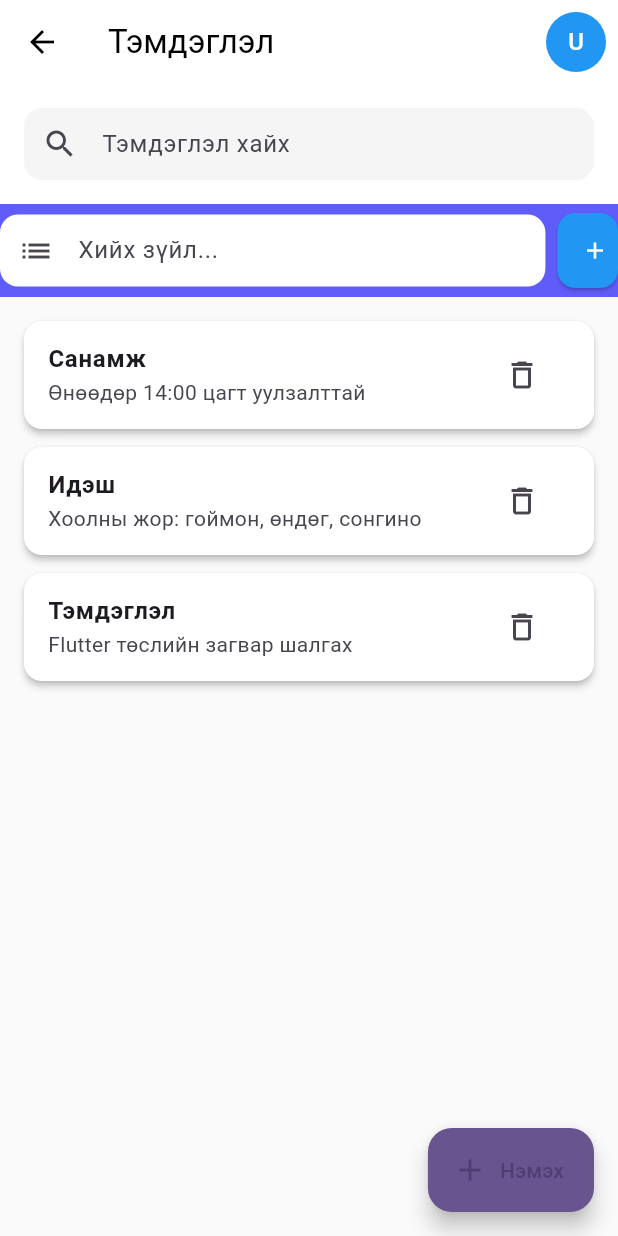
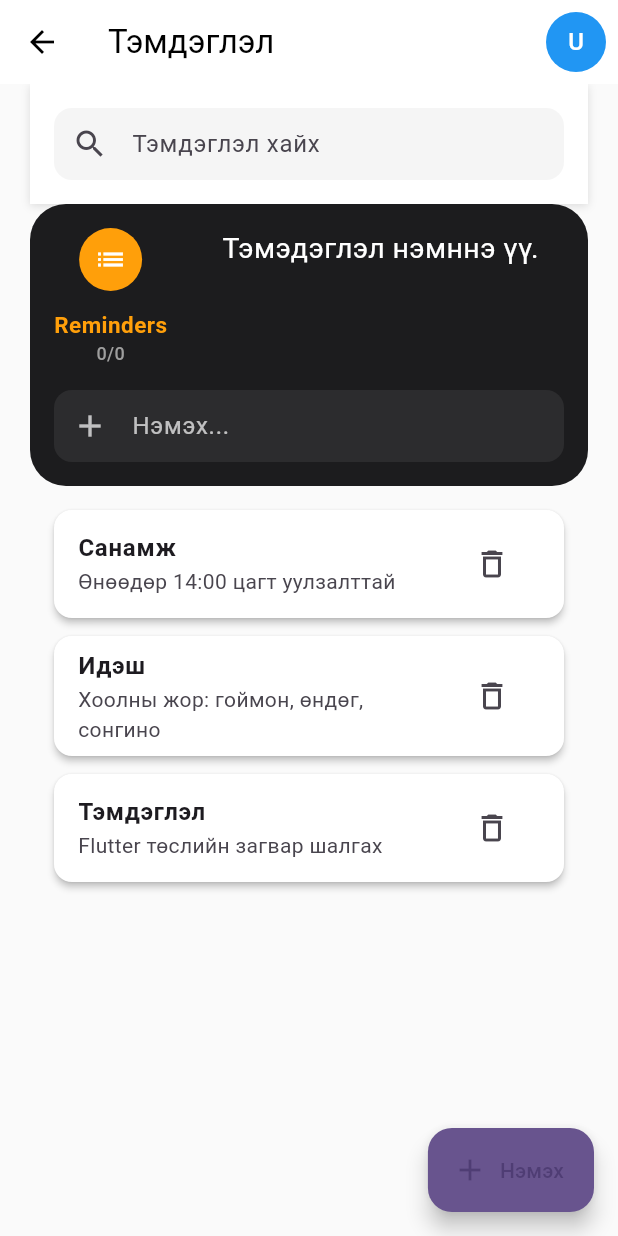
Before and after one commit to B221940039/note_app, a Flutter app: the HomeScreen screen opened by its route, on a phone screen of 412 x 824 dp. Run offline on Flutter 3.47's test engine with Material 3 defaults, Android fonts, the phone set to English and light mode, and no system bars.

Commit message:
todo widget update

```diff
--- a/lib/screens/home.dart
+++ b/lib/screens/home.dart
@@ -156,6 +156,7 @@ class _HomeScreenState extends State<HomeScreen> {
         ],
       ),
       body: SafeArea(
+        child: Padding(padding: EdgeInsetsGeometry.only(left: 20, right: 20),
           child: _isLoading
               ? const Center(child: CircularProgressIndicator())
               : SingleChildScrollView(
@@ -291,6 +292,8 @@ class _HomeScreenState extends State<HomeScreen> {
             ),
           ),
         ),
+        ),
+
 
       // ➕ Floating Action Button
       floatingActionButton: FloatingActionButton.extended(
--- a/lib/widgets/todo.dart
+++ b/lib/widgets/todo.dart
@@ -21,98 +21,156 @@ class ToDoListSection extends StatefulWidget {
 class _ToDoListSectionState extends State<ToDoListSection> {
   @override
   Widget build(BuildContext context) {
+    // Calculate checked count
+    final checkedCount = widget.checkedLists.where((item) => item['value'] == true).length;
+    final totalCount = widget.checkedLists.length;
+
     return Container(
-      color: const Color(0xFF605CF9),
+      width: 360,
+      padding: const EdgeInsets.all(16),
+      decoration: BoxDecoration(
+        color: const Color(0xFF1C1C1E), // dark background like iOS widget
+        borderRadius: BorderRadius.circular(24),
+      ),
+      child: Column(
+          crossAxisAlignment: CrossAxisAlignment.start,
+          children: [
+            // 🔶 Header section (Icon + Number + Label on left, items on right)
+            Row(
+              crossAxisAlignment: CrossAxisAlignment.start,
+              children: [
+                // Left side: Icon, Number, Label
+                Column(
+                  mainAxisSize: MainAxisSize.min,
+                  crossAxisAlignment: CrossAxisAlignment.center,
+                  children: [
+                    // 🟠 Circular icon background
+                    Container(
+                      padding: const EdgeInsets.all(10),
+                      decoration: const BoxDecoration(
+                        color: Color(0xFFFF9F0A), // iOS orange
+                        shape: BoxShape.circle,
+                      ),
+                      child: const Icon(
+                        Icons.list,
+                        color: Colors.white,
+                        size: 22,
+                      ),
+                    ),
+                    const SizedBox(height: 8),
 
-      child: Column(
+                    const SizedBox(height: 4),
+
+                    // 🟠 Label text with counter
+                    Text(
+                      "Reminders",
+                      style: const TextStyle(
+                        color: Color(0xFFFF9F0A),
+                        fontSize: 15,
+                        fontWeight: FontWeight.w600,
+                        letterSpacing: 0.3,
+                      ),
+                    ),
+                    Text(
+                      "$checkedCount/$totalCount",
+                      style: TextStyle(
+                        color: Colors.grey[500],
+                        fontSize: 12,
+                        fontWeight: FontWeight.w500,
+                      ),
+                    ),
+                  ],
+                ),
+
+                const SizedBox(width: 20),
+
+                // Right side: Todo list items
+                Expanded(
+                    child: totalCount == 0 ? Center(child: Text("Тэмэдэглэл нэмннэ үү.", style: TextStyle(color: Colors.white, fontSize: 19),)) :
+
+                   Column(
                     children: [
-          // ✅ Existing checklist items
                       ...widget.checkedLists.asMap().entries.map((entry) {
                       final index = entry.key;
                       final checkedItem = entry.value;
 
-            return Container(
-              margin: const EdgeInsets.symmetric(vertical: 6),
-              decoration: BoxDecoration(
-                color: Colors.blue[50],
-                borderRadius: BorderRadius.circular(12),
+                      return Padding(
+                        padding: const EdgeInsets.symmetric(vertical: 4),
+                        child: Row(
+                          children: [
+                            // Circle indicator
+                            GestureDetector(
+                              onTap: () =>
+                                  widget.onToggleItem(index, !(checkedItem['value'])),
+                              child: Icon(
+                                checkedItem['value']
+                                    ? Icons.radio_button_checked
+                                    : Icons.radio_button_unchecked,
+                                color: checkedItem['value']
+                                    ? const Color(0xFFFF9F0A)
+                                    : Colors.grey[400],
                               ),
-              child: CheckboxListTile(
-                title: Text(
+                            ),
+                            const SizedBox(width: 12),
+                            // Task title
+                            Expanded(
+                              child: Text(
                                 checkedItem['title'],
-                  style: const TextStyle(fontWeight: FontWeight.w500),
+                                maxLines: 1,
+                                overflow: TextOverflow.ellipsis,
+                                style: TextStyle(
+                                  color: checkedItem['value']
+                                      ? Colors.grey
+                                      : Colors.white,
+                                  fontWeight: FontWeight.w500,
+                                  decoration: checkedItem['value']
+                                      ? TextDecoration.lineThrough
+                                      : TextDecoration.none,
                                 ),
-                value: checkedItem['value'],
-                controlAffinity: ListTileControlAffinity.leading,
-                contentPadding: const EdgeInsets.symmetric(
-                  horizontal: 16,
-                  vertical: 8,
                               ),
-                onChanged: (bool? value) {
-                  widget.onToggleItem(index, value ?? false);
-                },
+                            ),
+                          ],
                         ),
                       );
                     }),
+                    ],
+                  ),
+                ),
+              ],
+            ),
 
-          // 🟢 Input field + Add button
-          Padding(
-            padding: const EdgeInsets.symmetric(vertical: 6.0),
-            child: Row(
+            const SizedBox(height: 16),
+            Row(
               children: [
                 Expanded(
                   flex: 9,
                   child: TextField(
                     controller: widget.inputController,
+                    style: const TextStyle(color: Colors.white),
                     decoration: InputDecoration(
-                      hintText: 'Хийх зүйл...',
-                      prefixIcon: const Icon(Icons.list),
+                      hintText: 'Нэмэх...',
+                      hintStyle: const TextStyle(color: Colors.white70),
+                      prefixIcon: const Icon(Icons.add, color: Colors.white70),
+                      filled: true,
+                      fillColor: const Color(0xFF2C2C2E),
                       border: OutlineInputBorder(
                         borderRadius: BorderRadius.circular(12),
                         borderSide: BorderSide.none,
                       ),
-                      filled: true,
-                      fillColor: Colors.white,
-                      contentPadding: const EdgeInsets.symmetric(
-                        horizontal: 16,
-                        vertical: 12,
+                      contentPadding:
+                      const EdgeInsets.symmetric(horizontal: 16, vertical: 12),
                     ),
-                    ),
-                  ),
-                ),
-                const SizedBox(width: 8),
-                Expanded(
-                  flex: 1,
-                  child: ElevatedButton(
-                    onPressed: () {
-                      final text = widget.inputController.text.trim();
-                      if (text.isEmpty) {
-                        ScaffoldMessenger.of(context).showSnackBar(
-                          const SnackBar(
-                            content: Text('Please enter a list name'),
-                            backgroundColor: Colors.redAccent,
-                          ),
-                        );
-                        return;
+                    onSubmitted: (value) {
+                      if (value.trim().isNotEmpty) {
+                        widget.onAddItem(value.trim());
+                        widget.inputController.clear();
                       }
-                      widget.onAddItem(text);
                     },
-                    style: ElevatedButton.styleFrom(
-                      padding: const EdgeInsets.all(16),
-                      backgroundColor: Colors.blue,
-                      foregroundColor: Colors.white,
-                      shape: RoundedRectangleBorder(
-                        borderRadius: BorderRadius.circular(12),
-                      ),
-                    ),
-                    child: const Icon(Icons.add), // ✅ icon only
                   ),
                 ),
               ],
             ),
-          ),
-        ],
-      ),
+          ]),
     );
   }
 }
```
Lines whose indentation alone changed are shown as unchanged.
